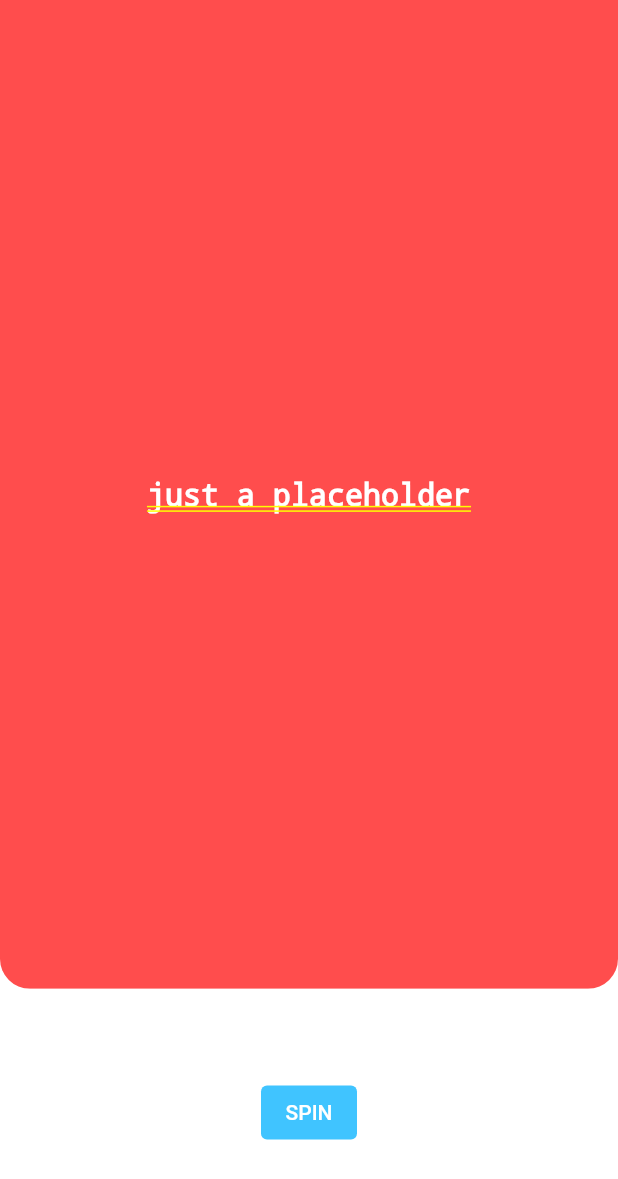
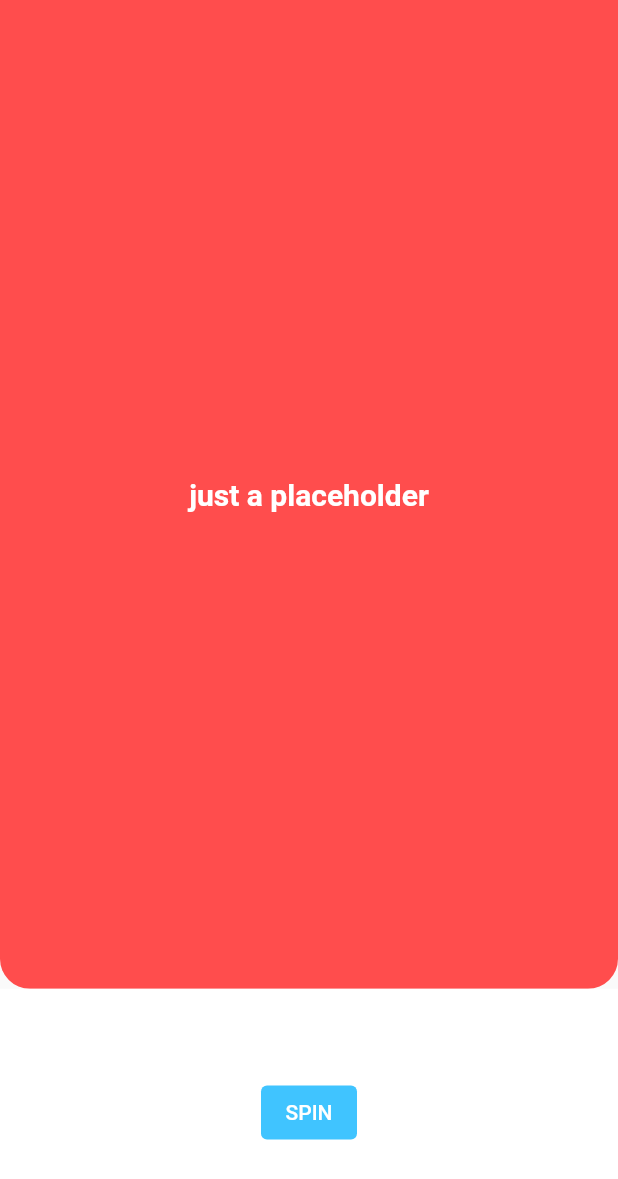
Before and after one commit to KeysGilbert/randate, a Flutter app: the screen it shows after launch, on a phone screen of 412 x 824 dp. Shown: the top 1179 px of the screen. Run offline on Flutter 3.47's test engine with Material 2 defaults, Android fonts, the phone set to English and light mode, and no system bars.

Commit message:
forgot scaffold...XD

```diff
--- a/lib/screens/home_page.dart
+++ b/lib/screens/home_page.dart
@@ -3,7 +3,8 @@ import 'package:flutter/material.dart';
 class HomePage extends StatelessWidget {
   @override
   Widget build(BuildContext context) {
-    return Column(
+    return Scaffold(
+      body: Column(
         children: <Widget>[
           Expanded(
               flex: 4,
@@ -37,6 +38,7 @@ class HomePage extends StatelessWidget {
                 ),
               ))
         ],
+      ),
     );
   }
 }
```
Lines whose indentation alone changed are shown as unchanged.
